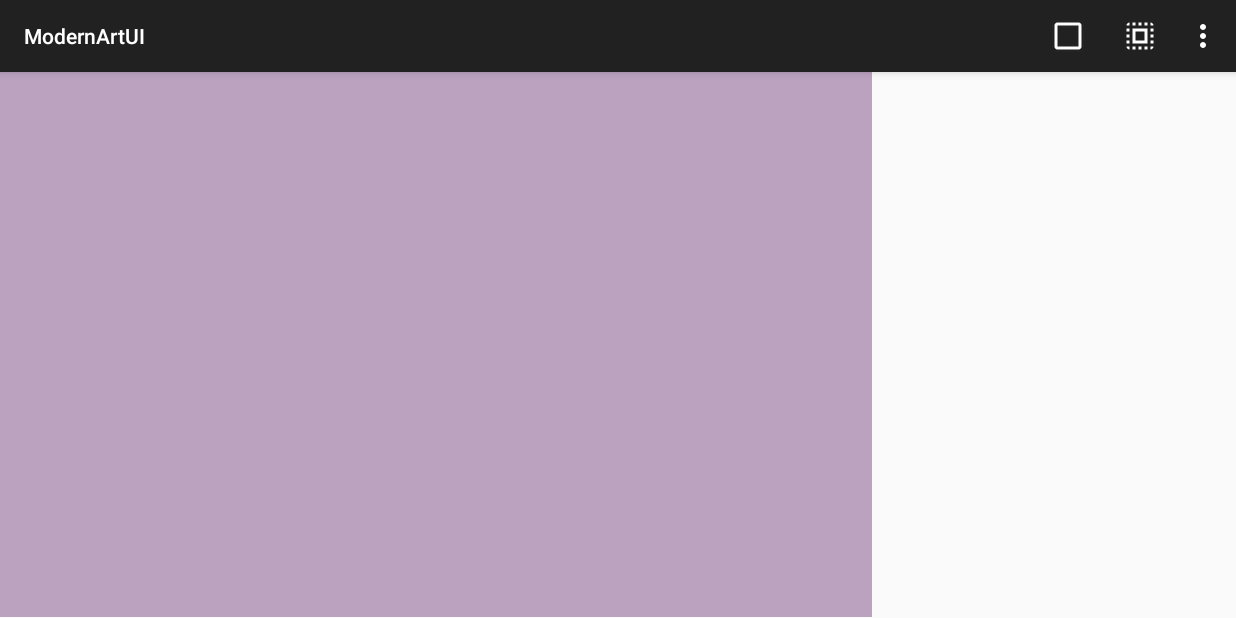
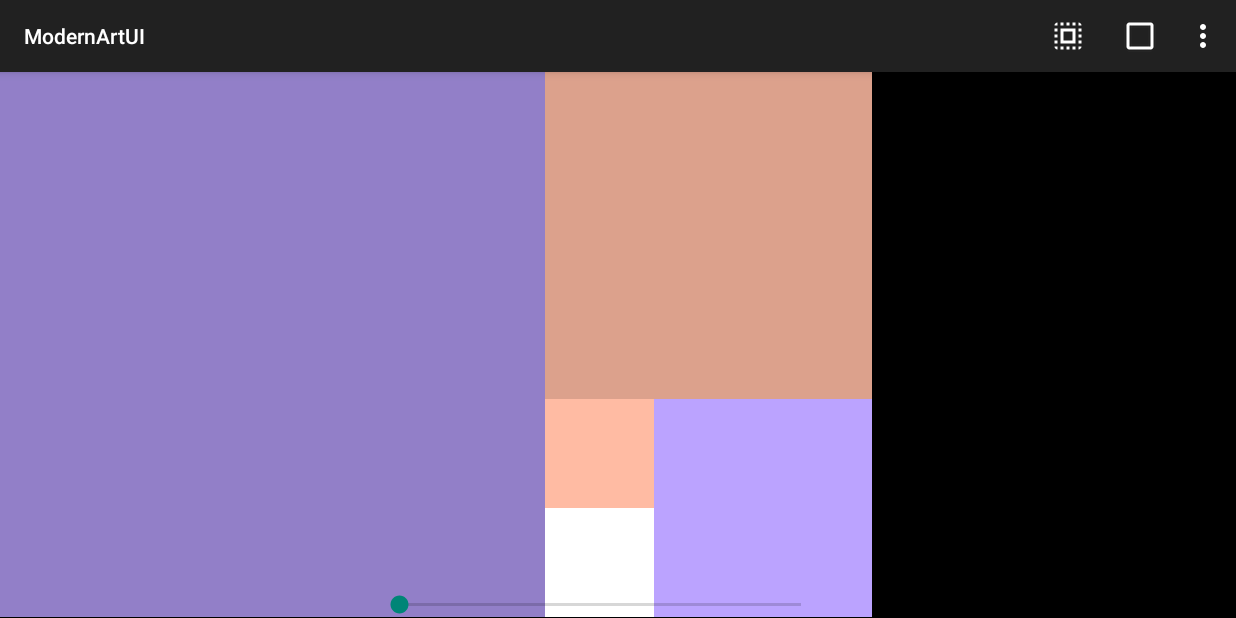
Before and after one commit to cecyurbina/AndroidCoursera, an Android app: the screen it shows after launch (MainActivity), on a phone screen of 824 x 412 dp (held sideways). Run offline under Robolectric (Android 15) with nearby library versions, the phone set to English and light mode, and no system bars.

Commit message:
final modernArt

```diff
--- a/Android1/ModernArtUI/app/src/main/java/com/example/root/modernartui/MainActivity.java
+++ b/Android1/ModernArtUI/app/src/main/java/com/example/root/modernartui/MainActivity.java
@@ -1,17 +1,23 @@
 package com.example.root.modernartui;
 
+import android.app.AlertDialog;
 import android.content.Context;
+import android.content.DialogInterface;
+import android.content.Intent;
 import android.graphics.Canvas;
 import android.graphics.Color;
 import android.graphics.Paint;
 import android.graphics.Rect;
+import android.net.Uri;
 import android.support.v7.app.ActionBarActivity;
 import android.os.Bundle;
 import android.view.Menu;
 import android.view.MenuItem;
 import android.view.View;
+import android.widget.FrameLayout;
 import android.widget.LinearLayout;
 import android.widget.RelativeLayout;
+import android.widget.SeekBar;
 
 import java.util.ArrayList;
 import java.util.Arrays;
@@ -29,9 +35,33 @@ public class MainActivity extends ActionBarActivity {
     protected void onCreate(Bundle savedInstanceState) {
         super.onCreate(savedInstanceState);
         setContentView(R.layout.activity_main);
-       RelativeLayout canvasLayout = (RelativeLayout)findViewById(R.id.canvas);
+        LinearLayout canvasLayout = (LinearLayout)findViewById(R.id.canvas);
+        SeekBar seekBar = (SeekBar) findViewById(R.id.seekBar);
         canvas = new CanvasView(this);
         canvasLayout.addView(canvas);
+        seekBar.setOnSeekBarChangeListener(new SeekBar.OnSeekBarChangeListener() {
+
+            @Override
+            public void onProgressChanged(SeekBar seekBar, int progress,
+                                          boolean fromUser) {
+                int stepSize = 7;
+                progress = ((int)Math.round(progress/stepSize))*stepSize;
+                seekBar.setProgress(progress);
+                canvas.invalidate();
+
+            }
+
+            @Override
+            public void onStartTrackingTouch(SeekBar seekBar) {
+
+            }
+
+            @Override
+            public void onStopTrackingTouch(SeekBar seekBar) {
+
+            }
+        });
+
 
     }
 
@@ -53,6 +83,7 @@ public class MainActivity extends ActionBarActivity {
         }
 
         protected void calculatePoints(){
+
             lenSquare = (int) Math.ceil(heightMax/sub_fibonacci.get(0));
             Paint paint =new Paint();
             paint.setStyle(Paint.Style.FILL);
@@ -65,10 +96,10 @@ public class MainActivity extends ActionBarActivity {
             int lenRectangle;
             for (int item : sub_fibonacci) {
                 Random rnd = new Random();
-                paint.setARGB(255, rnd.nextInt(256), rnd.nextInt(256), rnd.nextInt(256));
                 System.out.println("Count is: " + item);
                 lenRectangle = lenSquare * item;
                 if (sub_fibonacci.get(0) == item){
+                    paint.setARGB(200, rnd.nextInt(256), rnd.nextInt(256), 255);
                     x_origin = 0;
                     y_origin = 0;
                     mCanvas.drawRect(x_origin, y_origin, lenRectangle, lenRectangle, paint);
@@ -76,6 +107,7 @@ public class MainActivity extends ActionBarActivity {
                 }
                 else {
                     if (nextDirection.equals("right")){
+                        paint.setARGB(220, 255, rnd.nextInt(256), rnd.nextInt(256));
                         nextDirection = "bottom";
                         x_origin = past_x_origin+past_len;
                         y_origin = past_y_origin;
@@ -84,6 +116,7 @@ public class MainActivity extends ActionBarActivity {
                                     (lenRectangle)+(past_y_origin), paint);
                     }
                     else if(nextDirection.equals("bottom")){
+                        paint.setARGB(255, rnd.nextInt(256), rnd.nextInt(256), 255);
                         nextDirection = "left";
                         x_origin = past_x_origin+past_len-lenRectangle;
                         y_origin = past_y_origin+past_len;
@@ -92,6 +125,7 @@ public class MainActivity extends ActionBarActivity {
                                 past_y_origin+past_len+(lenRectangle), paint);
                     }
                     else if(nextDirection.equals("left")){
+                        paint.setARGB(255, 255, 255, 255);
                         nextDirection = "up";
                         x_origin = past_x_origin-lenRectangle;
                         y_origin =  past_y_origin+past_len-lenRectangle;
@@ -100,6 +134,7 @@ public class MainActivity extends ActionBarActivity {
                                 past_y_origin+past_len, paint);
                     }
                     else if(nextDirection.equals("up")) {
+                        paint.setARGB(255, 255, rnd.nextInt(256), rnd.nextInt(256));
                         nextDirection = "right";
                         x_origin = past_x_origin;
                         y_origin =  past_y_origin-(lenRectangle);
@@ -142,6 +177,29 @@ public class MainActivity extends ActionBarActivity {
 
         //noinspection SimplifiableIfStatement
         if (id == R.id.action_settings) {
+            AlertDialog.Builder adb = new AlertDialog.Builder(this);
+
+
+            adb.setTitle("Visit moma");
+
+
+            adb.setIcon(android.R.drawable.ic_dialog_alert);
+
+
+            adb.setPositiveButton("Visit MOMA", new DialogInterface.OnClickListener() {
+                public void onClick(DialogInterface dialog, int which) {
+                    String url = "http://www.moma.org";
+                    Intent i = new Intent(Intent.ACTION_VIEW);
+                    i.setData(Uri.parse(url));
+                    startActivity(i);
+                } });
+
+
+            adb.setNegativeButton("Not now", new DialogInterface.OnClickListener() {
+                public void onClick(DialogInterface dialog, int which) {
+                    return;
+                } });
+            adb.show();
             return true;
         }
         if (id == R.id.add){
@@ -151,7 +209,7 @@ public class MainActivity extends ActionBarActivity {
             canvas.invalidate();
         }
         if (id == R.id.remove){
-            if (num_rectangles > 3) {
+            if (num_rectangles > 5) {
                 num_rectangles = num_rectangles - 1;
             }
             canvas.invalidate();
--- a/Android1/ModernArtUI/app/src/main/res/layout/activity_main.xml
+++ b/Android1/ModernArtUI/app/src/main/res/layout/activity_main.xml
@@ -1,25 +1,38 @@
 <RelativeLayout xmlns:android="http://schemas.android.com/apk/res/android"
+    android:layout_width="fill_parent"
+    android:layout_height="fill_parent"
     android:orientation="vertical"
-    xmlns:tools="http://schemas.android.com/tools"
-    android:layout_width="match_parent"
-    android:layout_height="match_parent"
-    tools:context=".MainActivity"
-    android:layout_centerInParent="true"
-    >
+    android:background="#000"
+    android:id="@+id/linear" >
 
 
-    <RelativeLayout
+    <LinearLayout
         android:id="@+id/canvas"
         android:layout_width="fill_parent"
         android:layout_height="fill_parent"
-        android:layout_centerVertical="true"
-        android:layout_centerHorizontal="true">
+        android:layout_gravity="center"
+        android:orientation="vertical"
+        android:layout_alignParentBottom="true" />
+
+    <LinearLayout
+        android:id="@+id/buttons"
+        android:layout_width="fill_parent"
+        android:layout_height="wrap_content"
+        android:orientation="horizontal"
+        android:layout_marginLeft="250dp"
+        android:gravity="left"
+        android:layout_alignParentBottom="true">
 
         <SeekBar
-            android:layout_width="wrap_content"
+            android:layout_width="300dp"
             android:layout_height="wrap_content"
             android:id="@+id/seekBar"
-            android:layout_alignParentBottom="true"
-            android:layout_centerHorizontal="true" />
-    </RelativeLayout>
+            android:layout_below="@+id/buttons"
+            android:layout_centerHorizontal="true"
+            android:layout_weight="0"
+            />
+
+    </LinearLayout>
+
+
 </RelativeLayout>
--- a/Android1/ModernArtUI/app/src/main/res/menu/menu_main.xml
+++ b/Android1/ModernArtUI/app/src/main/res/menu/menu_main.xml
@@ -2,13 +2,13 @@
     xmlns:app="http://schemas.android.com/apk/res-auto"
     xmlns:tools="http://schemas.android.com/tools" tools:context=".MainActivity">
     <item android:id="@+id/add"
-        android:icon="@drawable/abc_btn_check_material"
+        android:icon="@drawable/abc_ic_menu_selectall_mtrl_alpha"
         android:title="plus"
         app:showAsAction="ifRoom"/>
     <item android:id="@+id/remove"
-        android:icon="@drawable/abc_ic_menu_selectall_mtrl_alpha"
+        android:icon="@drawable/abc_btn_check_material"
         android:title="moins"
         app:showAsAction="ifRoom"/>
-    <item android:id="@+id/action_settings" android:title="@string/action_settings"
+    <item android:id="@+id/action_settings" android:title="More Information"
         android:orderInCategory="100" app:showAsAction="never" />
 </menu>
```
Also changed, not shown: Android1/ModernArtUI/app/src/main/AndroidManifest.xml (+8 -0 lines).
